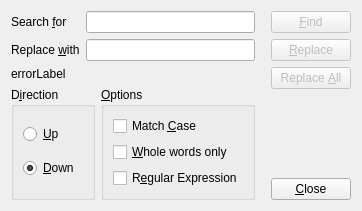
The window that db/src/gui/db_findreplacedialog.ui (hermixy/biluna) describes before a commit, drawn with Qt 5.
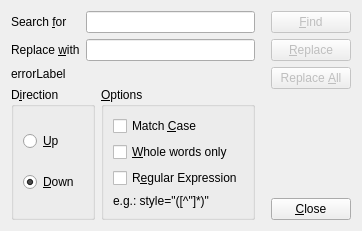
The same window after the commit.

Diff of the .ui file:
```diff
--- a/db/src/gui/db_findreplacedialog.ui
+++ b/db/src/gui/db_findreplacedialog.ui
@@ -7,7 +7,7 @@
     <x>0</x>
     <y>0</y>
     <width>349</width>
-    <height>193</height>
+    <height>212</height>
    </rect>
   </property>
   <property name="windowTitle">
@@ -122,6 +122,16 @@
             </property>
            </widget>
           </item>
+          <item>
+           <widget class="QLabel" name="lblExample">
+            <property name="toolTip">
+             <string>Regular expression example</string>
+            </property>
+            <property name="text">
+             <string>e.g.: style=&quot;([^&quot;]*)&quot;</string>
+            </property>
+           </widget>
+          </item>
          </layout>
         </widget>
        </item>
```
